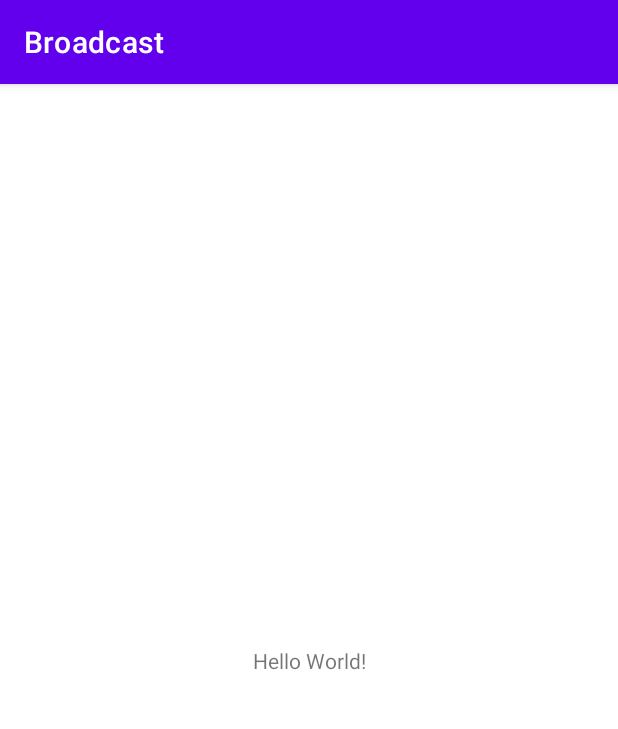
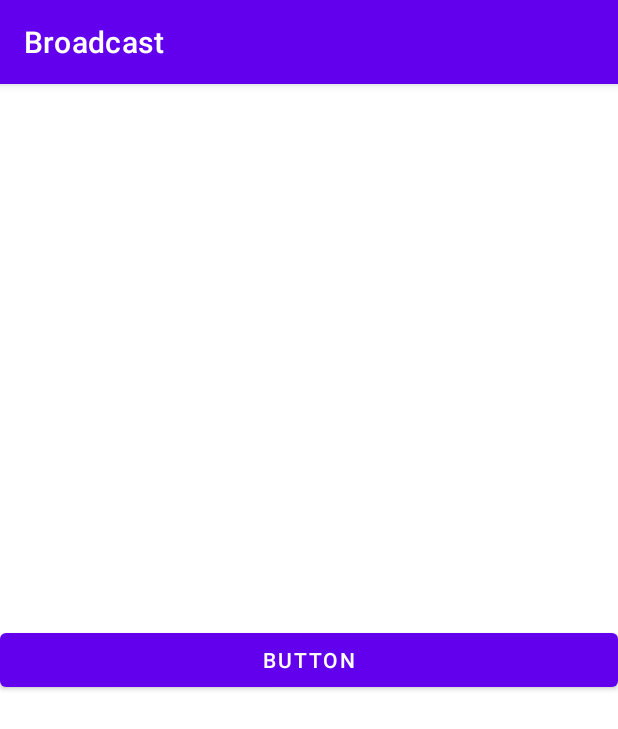
Before and after one commit to SaienkoYaroslav/Broadcast, an Android app: the screen it shows after launch (MainActivity), on a phone screen of 412 x 824 dp. Shown: the top 729 px of the screen. Run offline under Robolectric (Android 15) with nearby library versions, the phone set to English and light mode, and no system bars.

Commit message:
my system messages

```diff
--- a/app/src/main/java/com/example/broadcast/MainActivity.kt
+++ b/app/src/main/java/com/example/broadcast/MainActivity.kt
@@ -3,18 +3,29 @@ package com.example.broadcast
 import android.content.Intent
 import android.content.IntentFilter
 import android.os.Bundle
+import android.widget.Button
 import androidx.appcompat.app.AppCompatActivity
 
 class MainActivity : AppCompatActivity() {
 
     private val receiver = MyReceiver()
 
+    private var count = 1
+
     override fun onCreate(savedInstanceState: Bundle?) {
         super.onCreate(savedInstanceState)
         setContentView(R.layout.activity_main)
+        findViewById<Button>(R.id.button).setOnClickListener {
+            Intent(MyReceiver.ACTION_CLICKED).apply {
+                putExtra(MyReceiver.EXTRA_COUNT, count++)
+                sendBroadcast(this)
+            }
+
+        }
         val intentFilter = IntentFilter().apply {
             addAction(Intent.ACTION_AIRPLANE_MODE_CHANGED)
             addAction(Intent.ACTION_BATTERY_LOW)
+            addAction(MyReceiver.ACTION_CLICKED)
         }
         registerReceiver(receiver, intentFilter)
     }
--- a/app/src/main/java/com/example/broadcast/MyReceiver.kt
+++ b/app/src/main/java/com/example/broadcast/MyReceiver.kt
@@ -9,6 +9,10 @@ class MyReceiver: BroadcastReceiver() {
 
     override fun onReceive(p0: Context?, p1: Intent?) {
         when(p1?.action) {
+            ACTION_CLICKED -> {
+                val count = p1.getIntExtra(EXTRA_COUNT, 0)
+                Toast.makeText(p0, "Clicked $count time", Toast.LENGTH_SHORT).show()
+            }
             Intent.ACTION_BATTERY_LOW -> {
                 Toast.makeText(p0, "Battery low", Toast.LENGTH_SHORT).show()
             }
@@ -19,4 +23,13 @@ class MyReceiver: BroadcastReceiver() {
             }
         }
     }
+
+    companion object {
+
+        const val ACTION_CLICKED = "clicked"
+
+        const val EXTRA_COUNT = "count"
+
+    }
+
 }
--- a/app/src/main/res/layout/activity_main.xml
+++ b/app/src/main/res/layout/activity_main.xml
@@ -6,13 +6,14 @@
     android:layout_height="match_parent"
     tools:context=".MainActivity">
 
-    <TextView
-        android:layout_width="wrap_content"
+    <Button
+        android:id="@+id/button"
+        android:layout_width="match_parent"
         android:layout_height="wrap_content"
-        android:text="Hello World!"
+        android:text="Button"
+        app:layout_constraintTop_toTopOf="parent"
         app:layout_constraintBottom_toBottomOf="parent"
-        app:layout_constraintLeft_toLeftOf="parent"
         app:layout_constraintRight_toRightOf="parent"
-        app:layout_constraintTop_toTopOf="parent" />
+        app:layout_constraintLeft_toLeftOf="parent"/>
 
 </androidx.constraintlayout.widget.ConstraintLayout>
```
